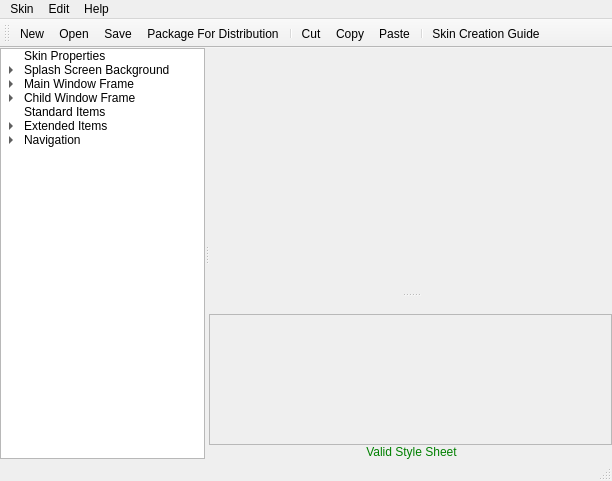
Qt form trunk/QuazaaSkinTool/mainwindow.ui (c3c/quazaa) before a commit.
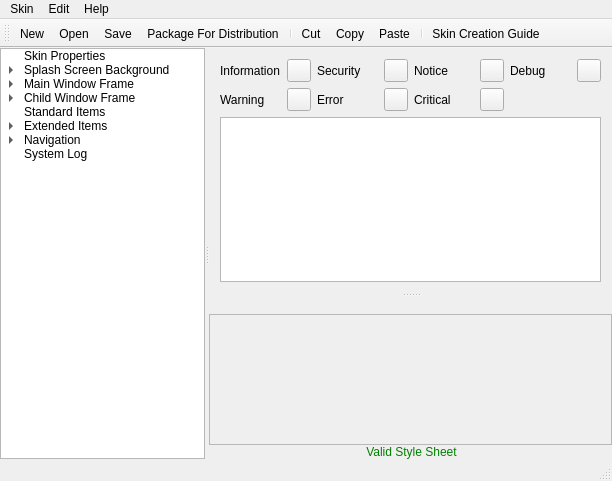
The same form after that commit. Icons and pictures are not drawn.

Commit message: Forgot to save skin tool's ui modifications.

```diff
--- a/trunk/QuazaaSkinTool/mainwindow.ui
+++ b/trunk/QuazaaSkinTool/mainwindow.ui
@@ -572,6 +572,11 @@
          </property>
         </item>
        </item>
+       <item>
+        <property name="text">
+         <string>System Log</string>
+        </property>
+       </item>
       </widget>
       <widget class="QSplitter" name="splitter">
        <property name="orientation">
@@ -585,7 +590,7 @@
          </sizepolicy>
         </property>
         <property name="currentIndex">
-         <number>4</number>
+         <number>6</number>
         </property>
         <widget class="QWidget" name="pageSkinProperties">
          <layout class="QGridLayout" name="gridLayout_38">
@@ -2239,6 +2244,115 @@
           </item>
          </layout>
         </widget>
+        <widget class="QWidget" name="pageSystemLog">
+         <layout class="QGridLayout" name="gridLayout_4">
+          <item row="0" column="0">
+           <layout class="QGridLayout" name="gridLayout_2">
+            <item row="0" column="0">
+             <widget class="QLabel" name="label">
+              <property name="text">
+               <string>Information</string>
+              </property>
+             </widget>
+            </item>
+            <item row="0" column="1">
+             <widget class="QToolButton" name="toolButtonColorInformation">
+              <property name="text">
+               <string/>
+              </property>
+             </widget>
+            </item>
+            <item row="0" column="5">
+             <widget class="QToolButton" name="toolButtonColorNotice">
+              <property name="text">
+               <string/>
+              </property>
+             </widget>
+            </item>
+            <item row="0" column="2">
+             <widget class="QLabel" name="label_2">
+              <property name="text">
+               <string>Security</string>
+              </property>
+             </widget>
+            </item>
+            <item row="0" column="4">
+             <widget class="QLabel" name="label_9">
+              <property name="text">
+               <string>Notice</string>
+              </property>
+             </widget>
+            </item>
+            <item row="0" column="3">
+             <widget class="QToolButton" name="toolButtonColorSecurity">
+              <property name="text">
+               <string/>
+              </property>
+             </widget>
+            </item>
+            <item row="0" column="6">
+             <widget class="QLabel" name="label_10">
+              <property name="text">
+               <string>Debug</string>
+              </property>
+             </widget>
+            </item>
+            <item row="0" column="7">
+             <widget class="QToolButton" name="toolButtonColorDebug">
+              <property name="text">
+               <string/>
+              </property>
+             </widget>
+            </item>
+            <item row="1" column="0">
+             <widget class="QLabel" name="label_11">
+              <property name="text">
+               <string>Warning</string>
+              </property>
+             </widget>
+            </item>
+            <item row="1" column="1">
+             <widget class="QToolButton" name="toolButtonColorWarning">
+              <property name="text">
+               <string/>
+              </property>
+             </widget>
+            </item>
+            <item row="1" column="2">
+             <widget class="QLabel" name="label_12">
+              <property name="text">
+               <string>Error</string>
+              </property>
+             </widget>
+            </item>
+            <item row="1" column="3">
+             <widget class="QToolButton" name="toolButtonColorError">
+              <property name="text">
+               <string/>
+              </property>
+             </widget>
+            </item>
+            <item row="1" column="4">
+             <widget class="QLabel" name="label_13">
+              <property name="text">
+               <string>Critical</string>
+              </property>
+             </widget>
+            </item>
+            <item row="1" column="5">
+             <widget class="QToolButton" name="toolButtonColorCritical">
+              <property name="text">
+               <string/>
+              </property>
+             </widget>
+            </item>
+           </layout>
+          </item>
+          <item row="1" column="0">
+           <widget class="QTextEdit" name="textEdit"/>
+          </item>
+         </layout>
+        </widget>
        </widget>
        <widget class="QWidget" name="widgetStyleSheets" native="true">
         <layout class="QGridLayout" name="gridLayout">
```
The commit also changes 3 other files.
